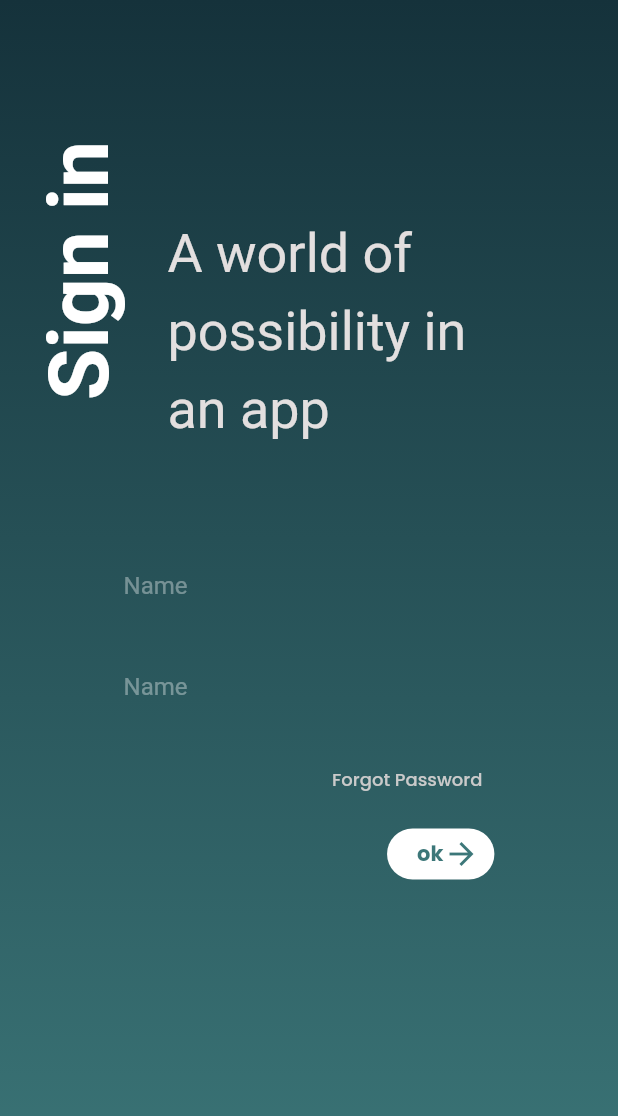
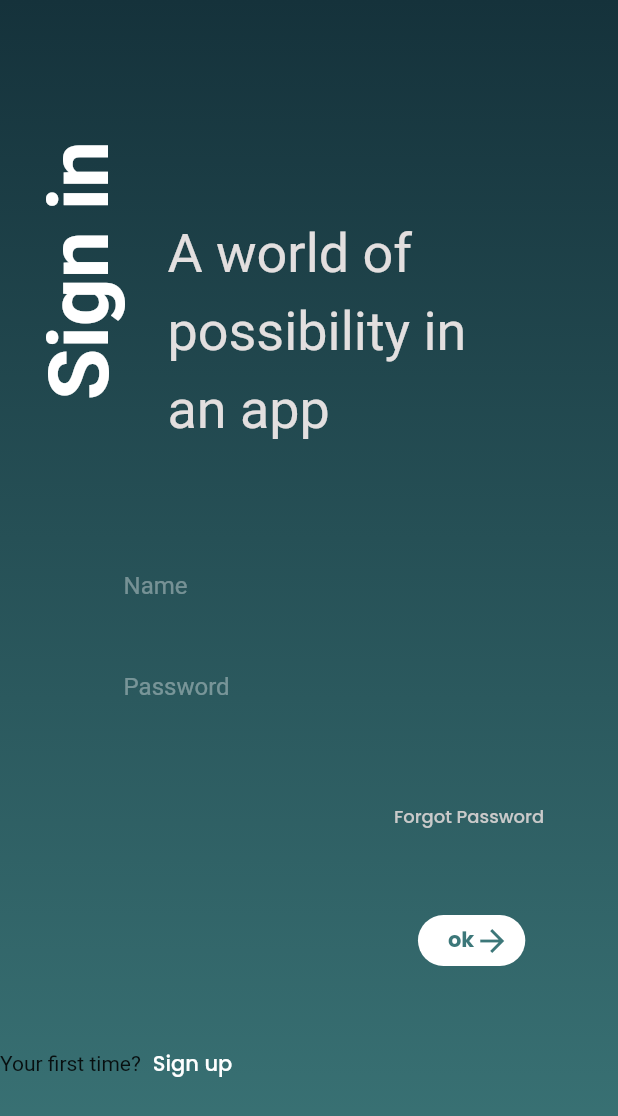
Before and after one commit to sxjal/GoogleAuth, a Flutter app: the screen it shows after launch, on a phone screen of 412 x 824 dp. Shown: the top 1116 px of the screen. Run offline on Flutter 3.47's test engine with Material 2 defaults, Android fonts, the phone set to English and light mode, and no system bars; our stand-ins replace google_fonts.

Commit message:
lasyt ele

```diff
--- a/lib/pages/login.dart
+++ b/lib/pages/login.dart
@@ -122,11 +122,12 @@ class LoginScreen extends StatelessWidget {
                     ),
                     TextFormField(
                       autocorrect: false,
+                      obscureText: true,
                       style: const TextStyle(color: Colors.white),
                       cursorColor: const Color.fromARGB(255, 197, 197, 197),
                       decoration: const InputDecoration(
                         label: Text(
-                          "Name",
+                          "Password",
                           style: TextStyle(
                               color: Color.fromARGB(93, 255, 255, 255)),
                         ),
@@ -138,11 +139,11 @@ class LoginScreen extends StatelessWidget {
               ),
             ),
             SizedBox(
-              height: MediaQuery.of(context).size.height * 0.01,
+              height: MediaQuery.of(context).size.height * 0.04,
             ),
             Padding(
               padding: EdgeInsets.only(
-                  right: MediaQuery.of(context).size.width * 0.2),
+                  right: MediaQuery.of(context).size.width * 0.10),
               child: TextButton(
                 onPressed: () {},
                 child: Text(
@@ -159,11 +160,11 @@ class LoginScreen extends StatelessWidget {
               ),
             ),
             SizedBox(
-              height: MediaQuery.of(context).size.height * 0.01,
+              height: MediaQuery.of(context).size.height * 0.05,
             ),
             Padding(
               padding: EdgeInsets.only(
-                  right: MediaQuery.of(context).size.width * 0.2),
+                  right: MediaQuery.of(context).size.width * 0.15),
               child: GestureDetector(
                 onTap: () {},
                 child: Container(
@@ -198,6 +199,27 @@ class LoginScreen extends StatelessWidget {
                 ),
               ),
             ),
+            SizedBox(
+              height: MediaQuery.of(context).size.height * 0.05,
+            ),
+            Row(
+              children: [
+                const Text("Your first time?"),
+                TextButton(
+                  onPressed: () {},
+                  child: Text(
+                    "Sign up",
+                    style: GoogleFonts.poppins(
+                      textStyle: const TextStyle(
+                        color: Color.fromARGB(255, 255, 255, 255),
+                        fontSize: 14,
+                        fontWeight: FontWeight.w500,
+                      ),
+                    ),
+                  ),
+                ),
+              ],
+            ),
           ],
         ),
       ),
```
